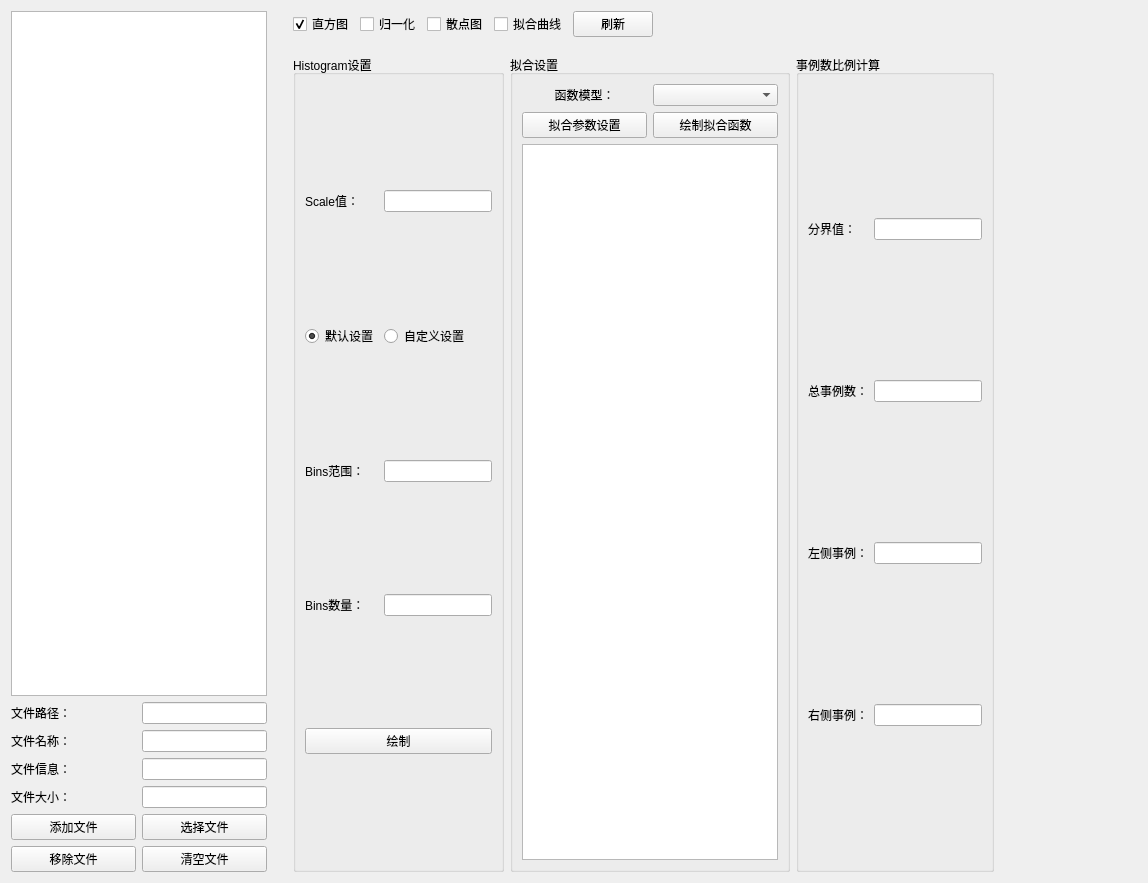
Before: the Qt Designer form DesignerUi/UiSPE.ui in PENG-HuaXing/oscilloscope, drawn with Qt 5.
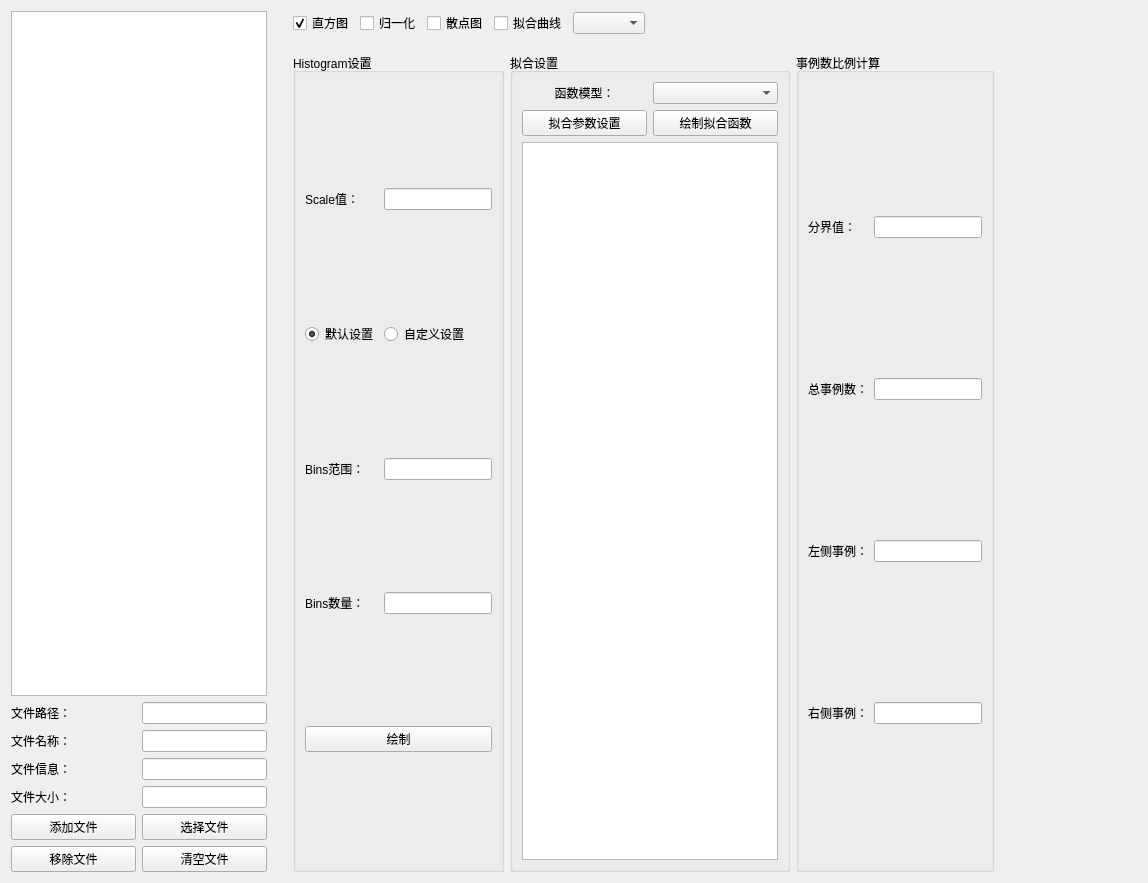
After: the same form once the commit is applied.

The edit to the form file:
```diff
--- a/DesignerUi/UiSPE.ui
+++ b/DesignerUi/UiSPE.ui
@@ -13,8 +13,8 @@
   <property name="windowTitle">
    <string>Form</string>
   </property>
-  <layout class="QHBoxLayout" name="horizontalLayout_3">
-   <item>
+  <layout class="QGridLayout" name="gridLayout_7">
+   <item row="0" column="0">
     <layout class="QVBoxLayout" name="verticalLayout">
      <item>
       <widget class="QListView" name="listView">
@@ -147,7 +147,9 @@
      </item>
     </layout>
    </item>
-   <item>
+   <item row="0" column="1">
+    <layout class="QGridLayout" name="gridLayout_5">
+     <item row="0" column="0" rowspan="4">
     <spacer name="verticalSpacer">
      <property name="orientation">
       <enum>Qt::Vertical</enum>
@@ -160,9 +162,7 @@
      </property>
     </spacer>
    </item>
-   <item>
-    <layout class="QGridLayout" name="gridLayout_5">
-     <item row="0" column="0">
+     <item row="0" column="1">
       <layout class="QHBoxLayout" name="horizontalLayout_2">
        <item>
         <widget class="QCheckBox" name="checkBox">
@@ -199,11 +199,7 @@
         </widget>
        </item>
        <item>
-        <widget class="QPushButton" name="pushButton_5">
-         <property name="text">
-          <string>刷新</string>
-         </property>
-        </widget>
+        <widget class="QComboBox" name="comboBox_2"/>
        </item>
        <item>
         <spacer name="horizontalSpacer">
@@ -220,13 +216,13 @@
        </item>
       </layout>
      </item>
-     <item row="1" column="0">
+     <item row="1" column="1">
       <widget class="QWidget" name="widget" native="true"/>
      </item>
-     <item row="2" column="0">
+     <item row="2" column="1">
       <widget class="QWidget" name="widget_2" native="true"/>
      </item>
-     <item row="3" column="0">
+     <item row="3" column="1">
       <layout class="QHBoxLayout" name="horizontalLayout">
        <item>
         <widget class="QGroupBox" name="groupBox">
```
Lines whose indentation alone changed are shown as unchanged.
